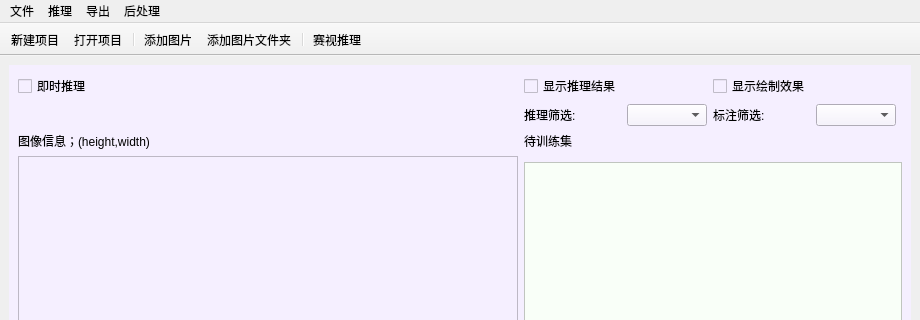
V-lambow/anno_studio, file mainwindow.ui: the form before one commit; both pictures show x 0 to 920 and y 0 to 320 of the 920 by 638 pixel window.
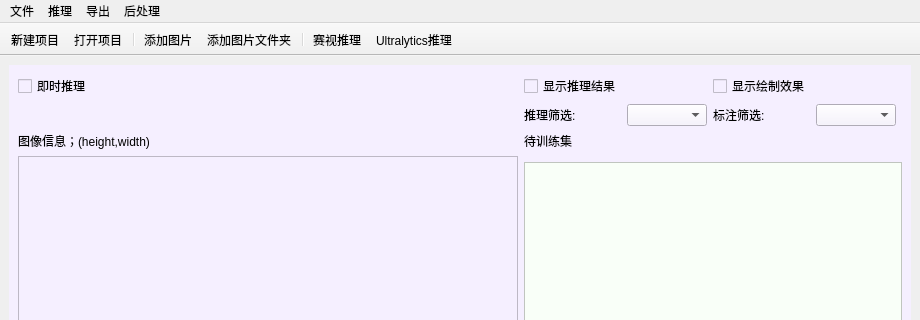
The form after the commit. Icons and pictures are not drawn. Custom widgets are drawn as their Qt base class.

```diff
--- a/mainwindow.ui
+++ b/mainwindow.ui
@@ -273,6 +273,7 @@
    <addaction name="actionadd_imagefold"/>
    <addaction name="separator"/>
    <addaction name="actionsaige_infer"/>
+    <addaction name="actionultra_infer"/>
   </widget>
   <action name="actioncreate_newProject">
    <property name="icon">
@@ -448,6 +449,15 @@
     <string>oh_test</string>
    </property>
   </action>
+   <action name="actionultra_infer">
+    <property name="icon">
+     <iconset resource="resource/resourse.qrc">
+      <normaloff>:/img/ultralytics.ico</normaloff>:/img/ultralytics.ico</iconset>
+    </property>
+    <property name="text">
+     <string>Ultralytics推理</string>
+    </property>
+   </action>
  </widget>
  <customwidgets>
   <customwidget>
```
Left out of the diff: 1 changed line with no effect on the pictures. Lines whose indentation alone changed are shown as unchanged.
